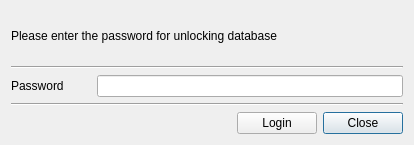
Qt form CertMan/login_dlg.ui (jykim74/CertMan) before a commit.
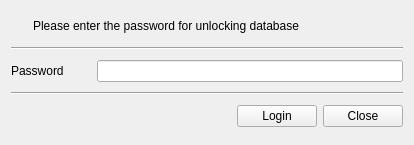
The same form after that commit. Icons and pictures are not drawn.

Diff of the .ui file:
```diff
--- a/CertMan/login_dlg.ui
+++ b/CertMan/login_dlg.ui
@@ -15,11 +15,44 @@
   </property>
   <layout class="QVBoxLayout" name="verticalLayout">
    <item>
-    <widget class="QLabel" name="mHeadLabel">
-     <property name="text">
-      <string>Please enter the password for unlocking database</string>
+    <layout class="QGridLayout" name="gridLayout_2">
+     <property name="topMargin">
+      <number>0</number>
      </property>
-    </widget>
+     <item row="0" column="1">
+      <widget class="QLabel" name="mHeadLabel">
+       <property name="text">
+        <string>Please enter the password for unlocking database</string>
+       </property>
+      </widget>
+     </item>
+     <item row="0" column="0">
+      <widget class="QPushButton" name="pushButton">
+       <property name="minimumSize">
+        <size>
+         <width>16</width>
+         <height>0</height>
+        </size>
+       </property>
+       <property name="maximumSize">
+        <size>
+         <width>16</width>
+         <height>16777215</height>
+        </size>
+       </property>
+       <property name="text">
+        <string/>
+       </property>
+       <property name="icon">
+        <iconset resource="certman.qrc">
+         <normaloff>:/images/setpass.png</normaloff>:/images/setpass.png</iconset>
+       </property>
+       <property name="flat">
+        <bool>true</bool>
+       </property>
+      </widget>
+     </item>
+    </layout>
    </item>
    <item>
     <widget class="Line" name="line_2">
```
Left out of the diff: 4 changed lines with no effect on the pictures.
